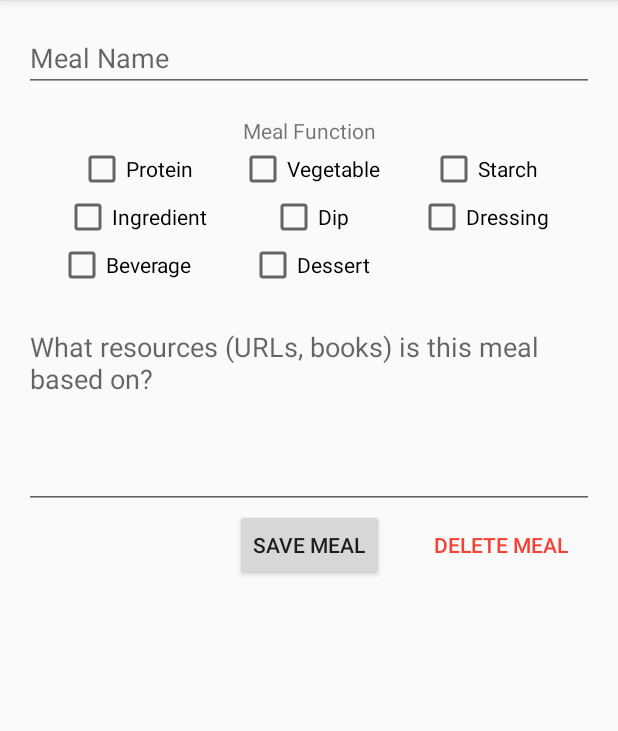
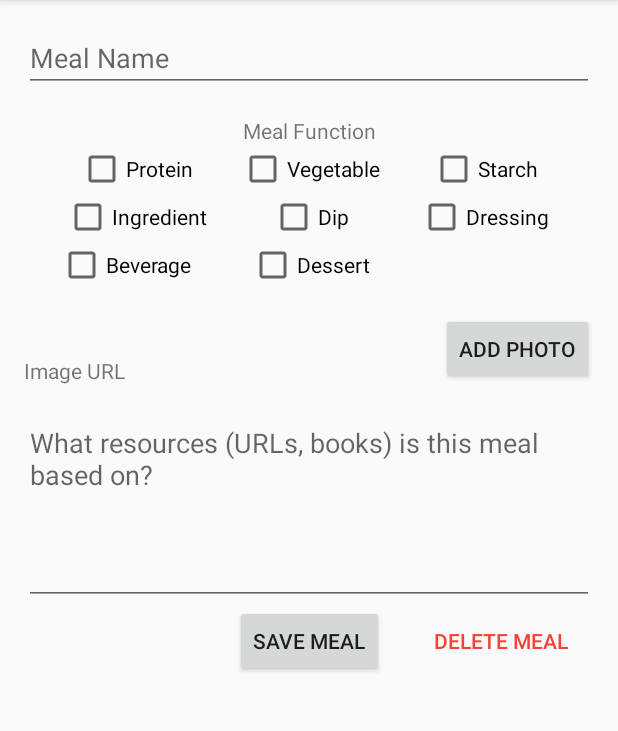
Before and after one commit to gcrosti/Brine, an Android app: the MealEditorFragment screen opened through its navigation route, on a phone screen of 412 x 824 dp, the part 84-815 px from its top. Run offline under Robolectric (Android 15) with nearby library versions, the phone set to English and light mode, and no system bars; our stand-ins replace Firebase (no records; nobody signed in at launch, a user with empty details on screens opened directly); 7 statements that could not run were skipped.

Commit message:
Added image select and image view

```diff
--- a/app/src/main/AndroidManifest.xml
+++ b/app/src/main/AndroidManifest.xml
@@ -1,6 +1,9 @@
 <?xml version="1.0" encoding="utf-8"?>
 <manifest xmlns:android="http://schemas.android.com/apk/res/android"
     package="com.gdc.recipebook">
+    <uses-permission android:name="android.permission.INTERNET"/>
+    <uses-permission android:name="android.permission.CAMERA"/>
+    <uses-permission android:name="android.permission.WRITE_EXTERNAL_STORAGE" />
 
     <application
         android:allowBackup="true"
--- a/app/src/main/java/com/gdc/recipebook/Meal.kt
+++ b/app/src/main/java/com/gdc/recipebook/Meal.kt
@@ -6,4 +6,5 @@ class Meal (
     var name: String,
     val instanceId: String = FirebaseInstanceId.getInstance().id,
     var function: String = "",
-    var notes: String = "")
+    var notes: String = "",
+    var imageURI: String = "")
--- a/app/src/main/java/com/gdc/recipebook/MealFragment.kt
+++ b/app/src/main/java/com/gdc/recipebook/MealFragment.kt
@@ -7,6 +7,7 @@ import android.view.ViewGroup
 import androidx.activity.OnBackPressedCallback
 import androidx.fragment.app.Fragment
 import androidx.navigation.findNavController
+import com.squareup.picasso.Picasso
 import kotlinx.android.synthetic.main.fragment_meal.*
 
 
@@ -39,6 +40,9 @@ class MealFragment: Fragment() {
         {meal.function.substring(1,meal.function.length-1)} else {""}
         recipeFunction.text = funcNames
         recipeNotes.text = meal.notes
+        if (meal.imageURI.isNotEmpty()) {
+            Picasso.get().load(meal.imageURI).into(recipeImage)
+        }
 
         fabEditRecipe.setOnClickListener {
             navToEditor(meal.name)
--- a/app/src/main/res/layout/fragment_meal_editor.xml
+++ b/app/src/main/res/layout/fragment_meal_editor.xml
@@ -118,7 +118,7 @@
         android:lines="@integer/notesLines"
         app:layout_constraintEnd_toEndOf="parent"
         app:layout_constraintStart_toStartOf="parent"
-        app:layout_constraintTop_toBottomOf="@+id/dessertCheck" />
+        app:layout_constraintTop_toBottomOf="@+id/imageURI" />
 
     <Button
         android:id="@+id/saveRecipeButton"
@@ -144,4 +144,33 @@
         app:layout_constraintTop_toBottomOf="@+id/editNotes"
         app:layout_constraintVertical_bias="0.0" />
 
+    <Button
+        android:id="@+id/imageButton"
+        android:layout_width="wrap_content"
+        android:layout_height="wrap_content"
+        android:layout_margin="@dimen/defaultMargin"
+        android:text="@string/pickImage"
+        app:layout_constraintBottom_toTopOf="@id/editNotes"
+        app:layout_constraintEnd_toEndOf="parent"
+        app:layout_constraintTop_toBottomOf="@+id/dessertCheck" />
+
+    <ImageView
+        android:id="@+id/testImageView"
+        android:layout_width="wrap_content"
+        android:layout_height="wrap_content"
+        app:layout_constraintBottom_toBottomOf="parent"
+        app:layout_constraintEnd_toEndOf="parent"
+        app:layout_constraintStart_toStartOf="parent" />
+
+    <TextView
+        android:id="@+id/imageURI"
+        android:layout_width="0dp"
+        android:layout_height="wrap_content"
+        android:layout_margin="@dimen/defaultMargin"
+        android:text="@string/imageURL"
+        app:layout_constraintBottom_toTopOf="@+id/editNotes"
+        app:layout_constraintEnd_toStartOf="@+id/imageButton"
+        app:layout_constraintStart_toStartOf="parent"
+        app:layout_constraintTop_toBottomOf="@+id/dessertCheck" />
+
 </androidx.constraintlayout.widget.ConstraintLayout>
--- a/app/src/main/res/values/strings.xml
+++ b/app/src/main/res/values/strings.xml
@@ -22,4 +22,6 @@
     <string name="deleteMeal">Delete Meal</string>
     <string name="welcomeMessage">Welcome! Brine is a ledger of your favorite food creations.</string>
     <string name="saveFirstMeal">Save Your First Meal</string>
+    <string name="pickImage">Add Photo</string>
+    <string name="imageURL">Image URL</string>
 </resources>
```
Also changed, not shown: app/build.gradle (+6 -1 lines), app/src/main/java/com/gdc/recipebook/MealEditorFragment.kt (+20 -6 lines), app/src/main/res/layout/fragment_meal.xml (+8 -4 lines).
